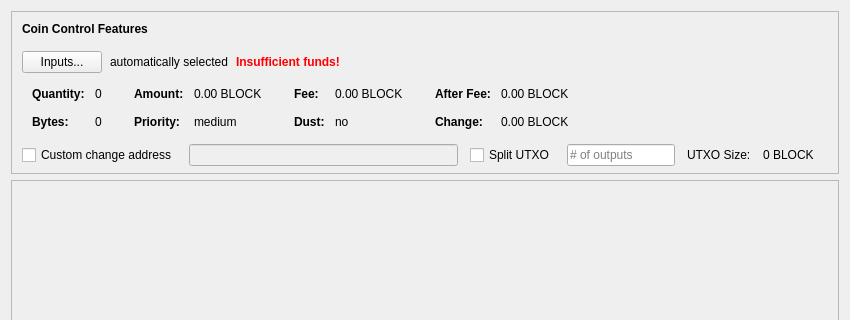
This is src/qt/forms/sendcoinsdialog.ui in blocknetdx/blocknet as Qt 5 draws it before an edit; both pictures show x 0 to 850 and y 0 to 320 of the 850 by 610 pixel window. The edited form follows.
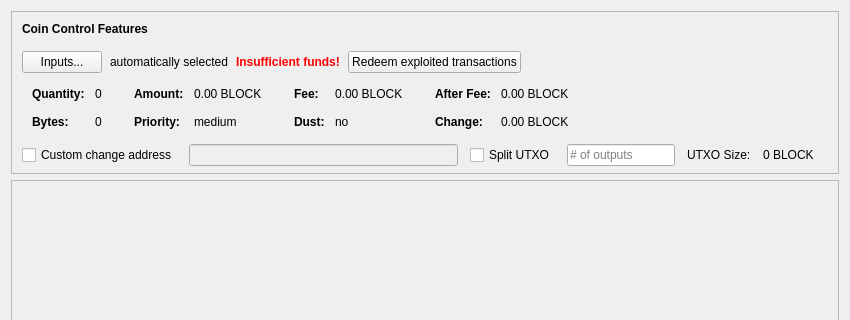
This is the edited form. Icons and pictures are not drawn. Custom widgets are drawn as their Qt base class.

Commit message: added label and buttons for redeem exploited transactions

Patch:
```diff
--- a/src/qt/forms/sendcoinsdialog.ui
+++ b/src/qt/forms/sendcoinsdialog.ui
@@ -94,7 +94,7 @@
          </layout>
         </item>
         <item>
-         <layout class="QHBoxLayout" name="horizontalLayoutCoinControl2" stretch="0,0,0,0">
+         <layout class="QHBoxLayout" name="horizontalLayoutCoinControl2" stretch="0,0,0,0,0">
           <property name="spacing">
            <number>8</number>
           </property>
@@ -143,6 +143,13 @@
             </property>
            </widget>
           </item>
+          <item>
+           <widget class="QPushButton" name="pushButtonRedeemExploitedTx">
+            <property name="text">
+             <string>Redeem exploited transactions</string>
+            </property>
+           </widget>
+          </item>
           <item>
            <spacer name="horizontalSpacerCoinControl">
             <property name="orientation">
```
Left out of the diff: 4 changed lines with no effect on the pictures. The commit also changes 11 other files.
